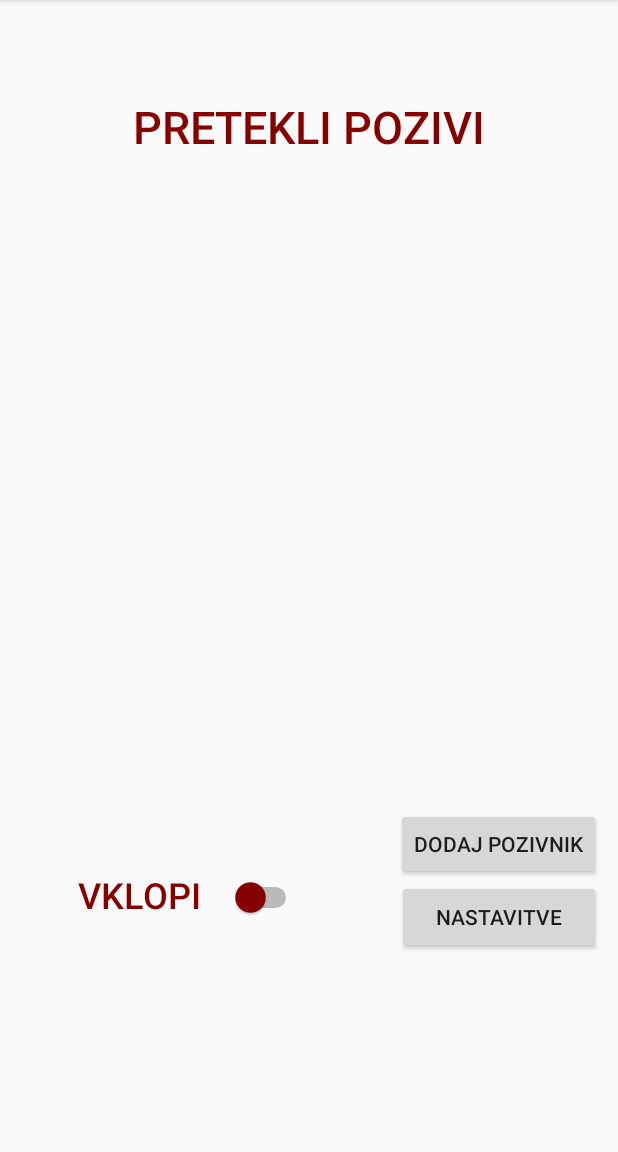
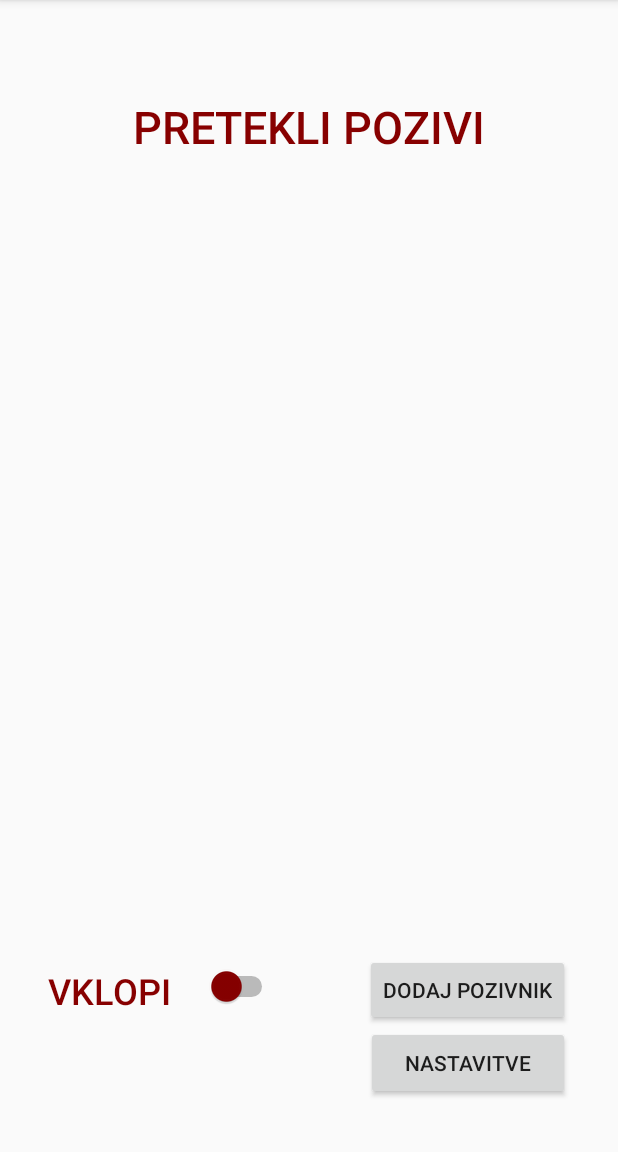
Before and after one commit to Simon442/FireSMS, an Android app: the screen it shows after launch (MainActivity), on a phone screen of 412 x 824 dp, the part 84-1236 px from its top. Run offline under Robolectric (Android 15) with nearby library versions, the phone set to English and light mode, and no system bars.

Commit message:
Fix main layout Fix volume select crash

```diff
--- a/app/src/main/java/com/example/firesms/AddPagerSoundFragment.java
+++ b/app/src/main/java/com/example/firesms/AddPagerSoundFragment.java
@@ -31,9 +31,10 @@ public class AddPagerSoundFragment extends DialogFragment {
 
     @Override
     public void onCreate(@Nullable Bundle savedInstanceState) {
+        super.onCreate(savedInstanceState);
         AlertDialog.Builder builder = new AlertDialog.Builder(getActivity());
 
-        final String[] list=getActivity().getResources().getStringArray(R.array.select_sound);
+        final String[] list= getActivity().getResources().getStringArray(R.array.select_sound);
 
         AlertDialog.Builder builder1 = builder.setTitle("Izberi zvok pozivnika")
                 .setSingleChoiceItems(list, position, new DialogInterface.OnClickListener() {
--- a/app/src/main/res/layout/activity_main.xml
+++ b/app/src/main/res/layout/activity_main.xml
@@ -24,48 +24,51 @@
         android:id="@+id/addPagerBtn"
         android:layout_width="wrap_content"
         android:layout_height="wrap_content"
-        android:layout_marginStart="83dp"
-        android:layout_marginTop="434dp"
+        android:layout_marginTop="24dp"
         android:layout_marginEnd="32dp"
         android:text="@string/dodaj_pozivnik"
         app:layout_constraintEnd_toEndOf="parent"
-        app:layout_constraintStart_toEndOf="@+id/onoffSwitch"
-        app:layout_constraintTop_toBottomOf="@+id/titleText" />
+        app:layout_constraintTop_toTopOf="@+id/guideline2" />
 
     <Button
         android:id="@+id/settingBtn"
         android:layout_width="136dp"
         android:layout_height="49dp"
-        android:layout_marginStart="83dp"
         android:layout_marginEnd="32dp"
         android:text="@string/nastavitve"
         app:layout_constraintEnd_toEndOf="parent"
-        app:layout_constraintStart_toEndOf="@+id/onoffSwitch"
         app:layout_constraintTop_toBottomOf="@+id/addPagerBtn" />
 
     <TextView
         android:id="@+id/onoffText"
         android:layout_width="wrap_content"
         android:layout_height="wrap_content"
-        android:layout_marginStart="52dp"
-        android:layout_marginTop="475dp"
+        android:layout_marginStart="32dp"
+        android:layout_marginTop="32dp"
         android:text="@string/vklopi"
         android:textAppearance="@style/TextAppearance.AppCompat.Body2"
         android:textColor="#870000"
         android:textSize="24sp"
         app:layout_constraintStart_toStartOf="parent"
-        app:layout_constraintTop_toBottomOf="@+id/titleText" />
+        app:layout_constraintTop_toTopOf="@+id/guideline2" />
 
     <Switch
         android:id="@+id/onoffSwitch"
         android:layout_width="wrap_content"
         android:layout_height="wrap_content"
-        android:layout_marginStart="20dp"
-        android:layout_marginTop="480dp"
+        android:layout_marginStart="24dp"
+        android:layout_marginTop="32dp"
         android:button="@color/colorPrimaryDark"
         android:buttonTint="#870000"
         android:thumbTint="@color/colorAccent"
         app:layout_constraintStart_toEndOf="@+id/onoffText"
-        app:layout_constraintTop_toBottomOf="@+id/titleText" />
+        app:layout_constraintTop_toTopOf="@+id/guideline2" />
+
+    <androidx.constraintlayout.widget.Guideline
+        android:id="@+id/guideline2"
+        android:layout_width="wrap_content"
+        android:layout_height="wrap_content"
+        android:orientation="horizontal"
+        app:layout_constraintGuide_end="156dp" />
 
 </androidx.constraintlayout.widget.ConstraintLayout>
```
Also changed, not shown: app/src/main/res/layout/activity_settings.xml (+7 -7 lines).
